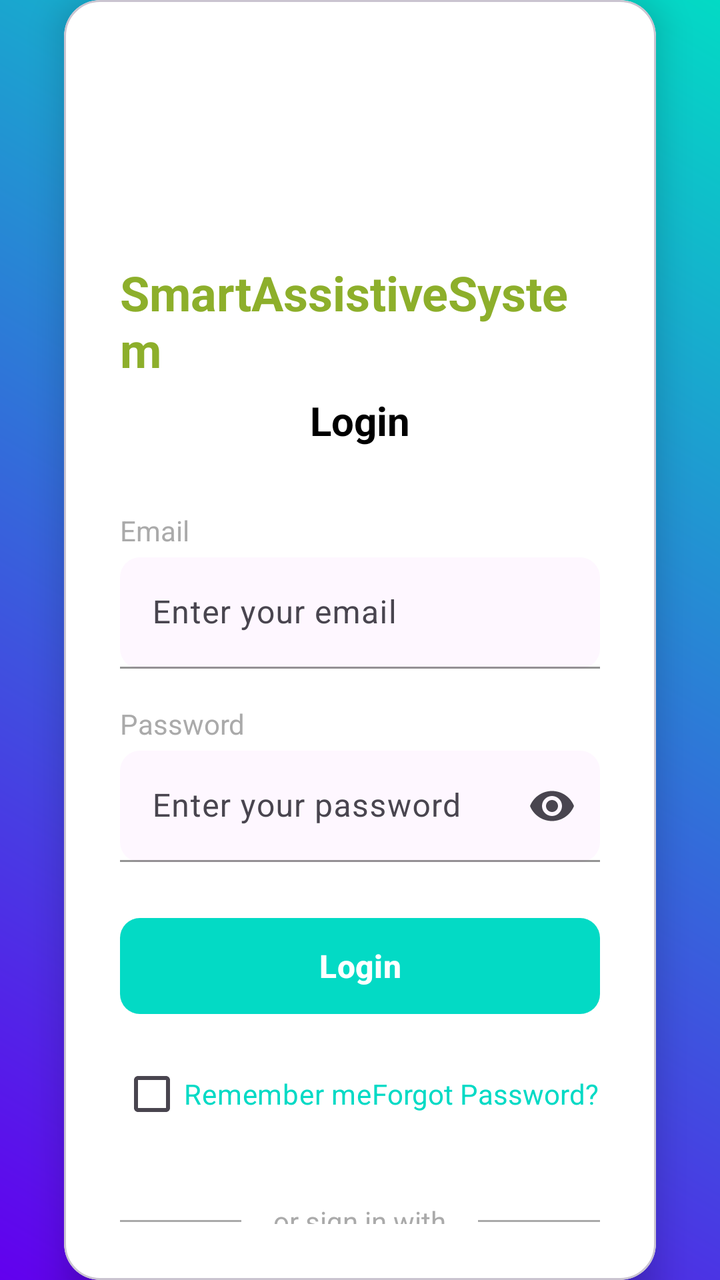
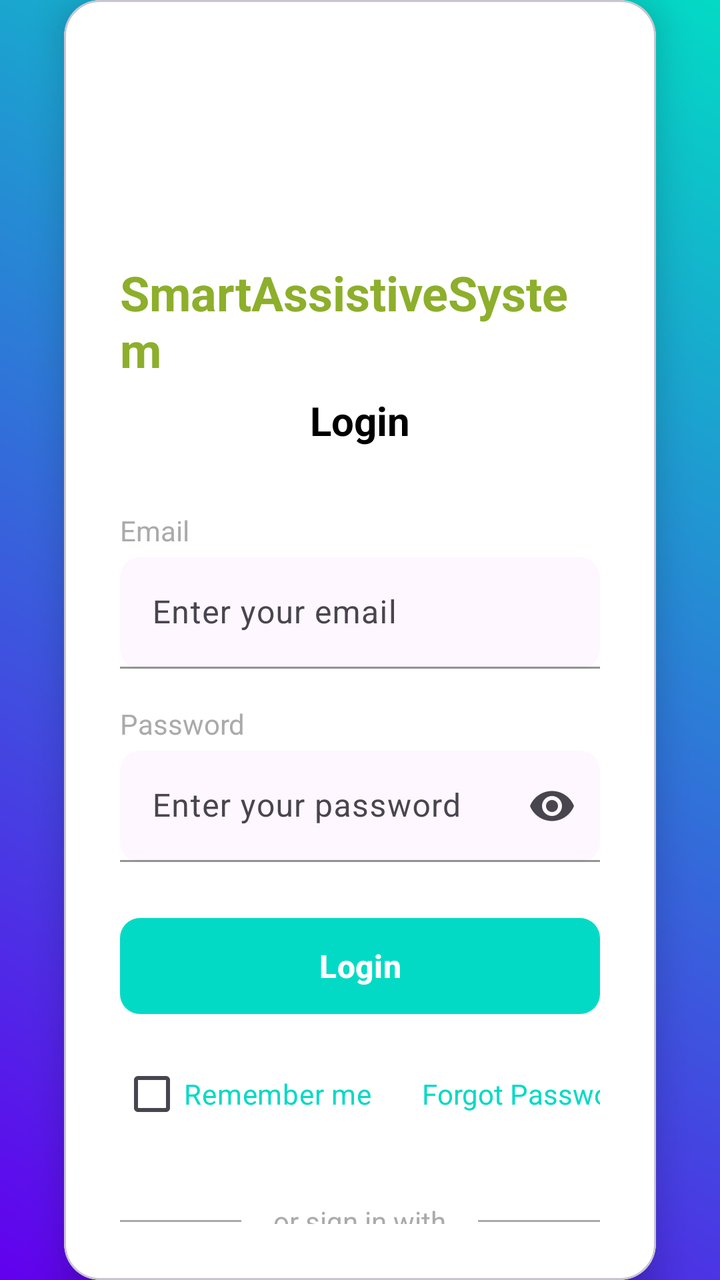

Compare the two renders of this Android layout. The source of the first and the diff that turns it into the second are given below.
<!-- AndroidManifest.xml: application theme Theme.SmartAssistiveSystem -->
<!-- res/layout/activity_login.xml -->
<?xml version="1.0" encoding="utf-8"?>
<androidx.constraintlayout.widget.ConstraintLayout
    xmlns:android="http://schemas.android.com/apk/res/android"
    xmlns:app="http://schemas.android.com/apk/res-auto"
    xmlns:tools="http://schemas.android.com/tools"
    android:layout_width="match_parent"
    android:layout_height="match_parent"
    android:background="@drawable/loginactivity_gradient_background"
    tools:context=".ui.login.LoginActivity">

    
    <com.google.android.material.card.MaterialCardView
        android:id="@+id/login_card"
        android:layout_width="0dp"
        android:layout_height="wrap_content"
        android:layout_marginStart="32dp"
        android:layout_marginTop="64dp"
        android:layout_marginEnd="32dp"
        android:layout_marginBottom="64dp"
        app:cardBackgroundColor="@android:color/white"
        app:cardCornerRadius="18dp"
        app:cardElevation="10dp"
        app:layout_constraintTop_toTopOf="parent"
        app:layout_constraintBottom_toBottomOf="parent"
        app:layout_constraintStart_toStartOf="parent"
        app:layout_constraintEnd_toEndOf="parent">

        <androidx.constraintlayout.widget.ConstraintLayout
            android:layout_width="match_parent"
            android:layout_height="wrap_content"
            android:padding="28dp">

            
            <ImageView
                android:id="@+id/iv_logo"
                android:layout_width="90dp"
                android:layout_height="90dp"
                android:src="@mipmap/ic_launcher_round"
                app:layout_constraintTop_toTopOf="parent"
                app:layout_constraintStart_toStartOf="parent"
                app:layout_constraintEnd_toEndOf="parent" />

            
            <TextView
                android:id="@+id/tv_app_name"
                android:layout_width="wrap_content"
                android:layout_height="wrap_content"
                android:layout_marginTop="12dp"
                android:text="@string/smartassistivesystem"
                android:textColor="@color/Name_gradient"
                android:textSize="24sp"
                android:textStyle="bold"
                app:layout_constraintTop_toBottomOf="@id/iv_logo"
                app:layout_constraintStart_toStartOf="parent"
                app:layout_constraintEnd_toEndOf="parent" />

            
            <TextView
                android:id="@+id/tv_login_title"
                android:layout_width="wrap_content"
                android:layout_height="wrap_content"
                android:layout_marginTop="6dp"
                android:text="@string/login"
                android:textColor="@android:color/black"
                android:textSize="20sp"
                android:textStyle="bold"
                app:layout_constraintTop_toBottomOf="@id/tv_app_name"
                app:layout_constraintStart_toStartOf="parent"
                app:layout_constraintEnd_toEndOf="parent" />

            
            <TextView
                android:id="@+id/tv_email_label"
                android:layout_width="wrap_content"
                android:layout_height="wrap_content"
                android:layout_marginTop="32dp"
                android:text="@string/email"
                android:textColor="@android:color/darker_gray"
                android:textSize="14sp"
                app:layout_constraintTop_toBottomOf="@id/tv_login_title"
                app:layout_constraintStart_toStartOf="parent" />

            
            <com.google.android.material.textfield.TextInputLayout
                android:id="@+id/til_email"
                android:layout_width="match_parent"
                android:layout_height="wrap_content"
                android:layout_marginTop="4dp"
                app:boxBackgroundMode="filled"
                app:boxCornerRadiusTopStart="10dp"
                app:boxCornerRadiusTopEnd="10dp"
                app:boxCornerRadiusBottomStart="10dp"
                app:boxCornerRadiusBottomEnd="10dp"
                app:boxStrokeColor="@color/teal_200"
                app:hintTextColor="@color/teal_200"
                app:layout_constraintTop_toBottomOf="@id/tv_email_label"
                app:layout_constraintStart_toStartOf="parent">

                <com.google.android.material.textfield.TextInputEditText
                    android:id="@+id/editTextEmail"
                    android:layout_width="match_parent"
                    android:layout_height="wrap_content"
                    android:hint="@string/enter_your_email"
                    android:inputType="textEmailAddress"
                    android:textColor="@android:color/black"
                    android:textColorHint="@android:color/darker_gray" />
            </com.google.android.material.textfield.TextInputLayout>

            
            <TextView
                android:id="@+id/tv_password_label"
                android:layout_width="wrap_content"
                android:layout_height="wrap_content"
                android:layout_marginTop="18dp"
                android:text="@string/password"
                android:textColor="@android:color/darker_gray"
                android:textSize="14sp"
                app:layout_constraintTop_toBottomOf="@id/til_email"
                app:layout_constraintStart_toStartOf="parent" />

            
            <com.google.android.material.textfield.TextInputLayout
                android:id="@+id/til_password"
                android:layout_width="match_parent"
                android:layout_height="wrap_content"
                android:layout_marginTop="4dp"
                app:endIconMode="password_toggle"
                app:boxBackgroundMode="filled"
                app:boxCornerRadiusTopStart="10dp"
                app:boxCornerRadiusTopEnd="10dp"
                app:boxCornerRadiusBottomStart="10dp"
                app:boxCornerRadiusBottomEnd="10dp"
                app:boxStrokeColor="@color/teal_200"
                app:hintTextColor="@color/teal_200"
                app:layout_constraintTop_toBottomOf="@id/tv_password_label"
                app:layout_constraintStart_toStartOf="parent">

                <com.google.android.material.textfield.TextInputEditText
                    android:id="@+id/editTextPassword"
                    android:layout_width="match_parent"
                    android:layout_height="wrap_content"
                    android:hint="@string/enter_your_password"
                    android:inputType="textPassword"
                    android:textColor="@android:color/black"
                    android:textColorHint="@android:color/darker_gray" />
            </com.google.android.material.textfield.TextInputLayout>

            
            <com.google.android.material.button.MaterialButton
                android:id="@+id/btnLogin"
                android:layout_width="match_parent"
                android:layout_height="56dp"
                android:layout_marginTop="24dp"
                android:text="@string/login"
                android:textAllCaps="false"
                android:textSize="16sp"
                android:textStyle="bold"
                app:cornerRadius="10dp"
                app:backgroundTint="@color/teal_200"
                app:layout_constraintTop_toBottomOf="@id/til_password"
                app:layout_constraintStart_toStartOf="parent" />

            
            <LinearLayout
                android:id="@+id/remember_forgot_row"
                android:layout_width="match_parent"
                android:layout_height="wrap_content"
                android:layout_marginTop="12dp"
                android:orientation="horizontal"
                app:layout_constraintTop_toBottomOf="@id/btnLogin"
                app:layout_constraintStart_toStartOf="parent"
                app:layout_constraintEnd_toEndOf="parent">

                <CheckBox
                    android:id="@+id/cb_remember"
                    android:layout_width="wrap_content"
                    android:layout_height="wrap_content"
                    android:text="@string/remember_me"
                    android:textColor="@color/teal_200"
                    android:textSize="14sp" />

                <TextView
                    android:id="@+id/tv_forgot_password"
                    android:layout_width="wrap_content"
                    android:layout_height="wrap_content"
                    android:text="@string/forgot_password"
                    android:textColor="@color/teal_200"
                    android:textSize="14sp"
                    android:clickable="true"
                    android:focusable="true" />
            </LinearLayout>

            
            <LinearLayout
                android:id="@+id/social_divider"
                android:layout_width="match_parent"
                android:layout_height="wrap_content"
                android:layout_marginTop="30dp"
                android:orientation="horizontal"
                android:gravity="center_vertical"
                app:layout_constraintTop_toBottomOf="@id/remember_forgot_row">

                <View
                    android:layout_width="0dp"
                    android:layout_height="1dp"
                    android:layout_weight="1"
                    android:background="@android:color/darker_gray" />

                <TextView
                    android:layout_width="wrap_content"
                    android:layout_height="wrap_content"
                    android:layout_marginHorizontal="16dp"
                    android:text="@string/or_sign_in_with"
                    android:textColor="@android:color/darker_gray"
                    android:textSize="14sp" />

                <View
                    android:layout_width="0dp"
                    android:layout_height="1dp"
                    android:layout_weight="1"
                    android:background="@android:color/darker_gray" />
            </LinearLayout>

            
            <com.google.android.material.button.MaterialButton
                android:id="@+id/btnGoogle"
                android:layout_width="match_parent"
                android:layout_height="50dp"
                android:layout_marginTop="16dp"
                android:text="@string/continue_with_google"
                android:textAllCaps="false"
                android:textColor="@android:color/black"
                app:icon="@drawable/ic_google"
                app:iconGravity="textStart"
                app:iconPadding="12dp"
                app:cornerRadius="10dp"
                app:backgroundTint="@android:color/white"
                app:strokeColor="@android:color/darker_gray"
                app:strokeWidth="1dp"
                app:layout_constraintTop_toBottomOf="@id/social_divider" />

            
            <TextView
                android:id="@+id/tv_sign_up"
                android:layout_width="wrap_content"
                android:layout_height="wrap_content"
                android:layout_marginTop="20dp"
                android:text="@string/don_t_have_an_account_sign_up"
                android:textColor="@android:color/darker_gray"
                android:textSize="14sp"
                app:layout_constraintTop_toBottomOf="@id/btnGoogle"
                app:layout_constraintStart_toStartOf="parent"
                app:layout_constraintEnd_toEndOf="parent" />

        </androidx.constraintlayout.widget.ConstraintLayout>
    </com.google.android.material.card.MaterialCardView>

</androidx.constraintlayout.widget.ConstraintLayout>
<!-- resources referenced by this layout -->
<resources>
  <color name="Name_gradient">#8DAF2B</color>
  <color name="teal_200">#03DAC5</color>
  <!-- drawable ic_google (drawable) -->
  <vector xmlns:android="http://schemas.android.com/apk/res/android" android:width="24dp" android:height="24dp" android:viewportWidth="24" android:viewportHeight="24" android:tint="?attr/colorControlNormal">
      <path android:fillColor="@android:color/white" android:pathData="M12.479,14.265v-3.279h11.049c0.108,0.571,0.164,1.247,0.164,1.979c0,2.46-0.672,5.502-2.84,7.669 C18.744,22.829,16.051,24,12.483,24C5.869,24,0.308,18.613,0.308,12S5.869,0,12.483,0c3.659,0,6.265,1.436,8.223,3.307L18.392,5.62 c-1.404-1.317-3.307-2.341-5.913-2.341C7.65,3.279,3.873,7.171,3.873,12s3.777,8.721,8.606,8.721c3.132,0,4.916-1.258,6.059-2.401 c0.927-0.927,1.537-2.251,1.777-4.059L12.479,14.265z"/>
  </vector>
  <!-- drawable loginactivity_gradient_background (drawable) -->
  <?xml version="1.0" encoding="utf-8"?>
  <shape xmlns:android="http://schemas.android.com/apk/res/android">
      <gradient
          android:startColor="@color/purple_500"
          android:endColor="@color/teal_200"
          android:angle="45"
          android:type="linear" />
  </shape>
  <!-- mipmap ic_launcher_round (mipmap-anydpi-v26) -->
  <?xml version="1.0" encoding="utf-8"?>
  <adaptive-icon xmlns:android="http://schemas.android.com/apk/res/android">
      <background android:drawable="@drawable/ic_launcher_background"/>
      <foreground android:drawable="@mipmap/ic_launcher_foreground"/>
  </adaptive-icon>
  <string name="continue_with_google">Continue with Google</string>
  <string name="don_t_have_an_account_sign_up">Don\'t have an account? Sign Up</string>
  <string name="email">Email</string>
  <string name="enter_your_email">Enter your email</string>
  <string name="enter_your_password">Enter your password</string>
  <string name="forgot_password">Forgot Password?</string>
  <string name="login">Login</string>
  <string name="or_sign_in_with">or sign in with</string>
  <string name="password">Password</string>
  <string name="remember_me">Remember me</string>
  <string name="smartassistivesystem">SmartAssistiveSystem</string>
  <style name="Theme.SmartAssistiveSystem" parent="Theme.Material3.DayNight.NoActionBar">
          
          <item name="windowActionBar">false</item>
          <item name="windowNoTitle">true</item>
  
          
          <item name="colorPrimary">@color/purple_500</item>
          <item name="colorPrimaryVariant">@color/purple_700</item>
          <item name="colorOnPrimary">@color/white</item>
  
          
          <item name="colorSecondary">@color/teal_200</item>
          <item name="colorOnSecondary">@color/black</item>
  
          
          <item name="android:statusBarColor">?attr/colorPrimaryVariant</item>
  
          
          <item name="actionMenuTextAppearance">@style/ActionMenuTextStyle</item>
      </style>
  <color name="purple_500">#6200EE</color>
  <!-- drawable ic_launcher_background: vector/xml drawable (drawable, 4866 chars, omitted) -->
  <color name="purple_700">#3700B3</color>
  <color name="white">#FFFFFF</color>
  <color name="black">#000000</color>
  <style name="ActionMenuTextStyle" parent="@android:style/TextAppearance.Widget.IconMenu.Item">
          <item name="android:textSize">14sp</item>
          <item name="android:textColor">#FFFFFF</item>
          <item name="android:textAllCaps">false</item>
      </style>
</resources>

<!-- the commit's change to res/layout/activity_login.xml (unified diff, before → after) -->
@@ -173,7 +173,7 @@
 
                 <CheckBox
                     android:id="@+id/cb_remember"
-                    android:layout_width="wrap_content"
+                    android:layout_width="151dp"
                     android:layout_height="wrap_content"
                     android:text="@string/remember_me"
                     android:textColor="@color/teal_200"
@@ -181,13 +181,13 @@
 
                 <TextView
                     android:id="@+id/tv_forgot_password"
-                    android:layout_width="wrap_content"
-                    android:layout_height="wrap_content"
+                    android:layout_width="139dp"
+                    android:layout_height="wrap_content"
+                    android:clickable="true"
+                    android:focusable="true"
                     android:text="@string/forgot_password"
                     android:textColor="@color/teal_200"
-                    android:textSize="14sp"
-                    android:clickable="true"
-                    android:focusable="true" />
+                    android:textSize="14sp" />
             </LinearLayout>
 
             
